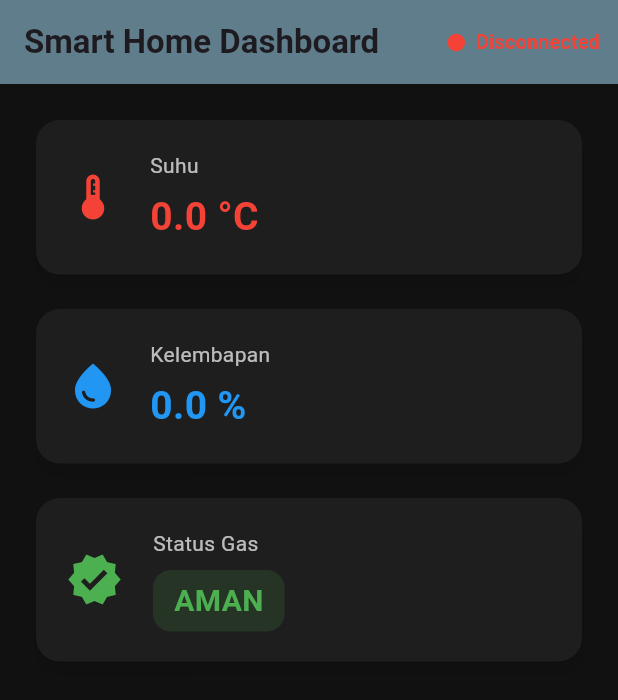
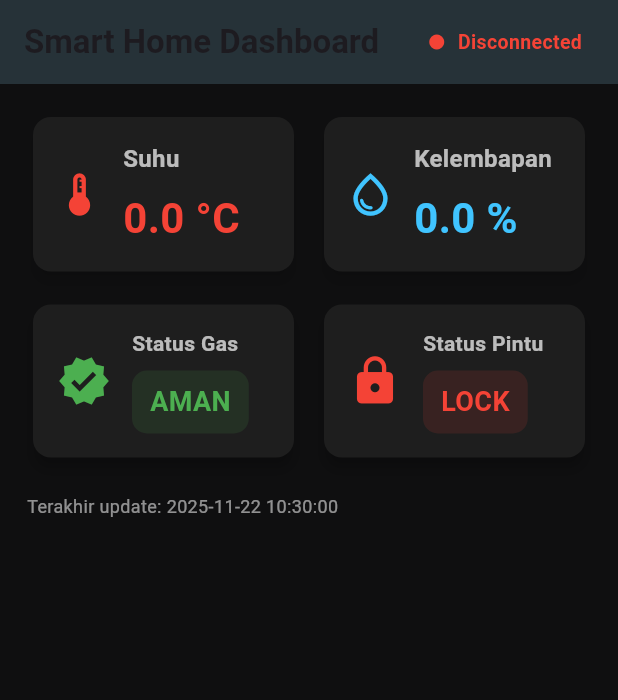
Before and after one commit to bayouKaslana/smart_home_app, a Flutter app: the screen it shows after launch, on a phone screen of 412 x 824 dp. Shown: the top 700 px of the screen. Run offline on Flutter 3.47's test engine with Material 3 defaults, Android fonts, the phone set to English and light mode, and no system bars; missing offline and left inert: mqtt_client.

Commit message:
Minor UI Addition

```diff
--- a/lib/pages/dashboard_page.dart
+++ b/lib/pages/dashboard_page.dart
@@ -12,7 +12,10 @@ class DashboardPage extends StatefulWidget {
 class _DashboardPageState extends State<DashboardPage> {
   final mqtt = MQTTService();
 
-  bool mqttConnected = false; // ⭐ Tambahan
+  bool mqttConnected = false;
+
+  // Tambahan: Status pintu
+  bool doorLocked = false; // nanti bisa di-update via MQTT
 
   SensorData data = SensorData(
     temperature: 0,
@@ -24,12 +27,10 @@ class _DashboardPageState extends State<DashboardPage> {
   void initState() {
     super.initState();
 
-    // Callback data sensor
     mqtt.onDataReceived = (newData) {
       setState(() => data = newData);
     };
 
-    // ⭐ Callback status koneksi MQTT
     mqtt.onConnectionChanged = (status) {
       setState(() => mqttConnected = status);
     };
@@ -37,6 +38,9 @@ class _DashboardPageState extends State<DashboardPage> {
     mqtt.connect();
   }
 
+  // =====================================================================
+  // CARD SENSOR (SUHU & KELEMBAPAN)
+  // =====================================================================
   Widget sensorCard({
     required IconData icon,
     required String title,
@@ -45,31 +49,48 @@ class _DashboardPageState extends State<DashboardPage> {
   }) {
     return Card(
       color: const Color(0xff1E1E1E),
-      shape: RoundedRectangleBorder(borderRadius: BorderRadius.circular(16)),
+      shape: RoundedRectangleBorder(borderRadius: BorderRadius.circular(12)),
       elevation: 4,
-      shadowColor: Colors.black45,
+      shadowColor: Colors.black54,
       child: Padding(
-        padding: const EdgeInsets.all(20),
+        padding: const EdgeInsets.symmetric(horizontal: 14, vertical: 16),
         child: Row(
           children: [
-            Icon(icon, color: color, size: 36),
-            const SizedBox(width: 20),
-            Column(
+            Icon(icon, color: color, size: 34),
+            const SizedBox(width: 12),
+
+            Expanded(
+              child: Column(
                 crossAxisAlignment: CrossAxisAlignment.start,
                 children: [
-                Text(title,
+                  FittedBox(
+                    fit: BoxFit.scaleDown,
+                    alignment: Alignment.centerLeft,
+                    child: Text(
+                      title,
                       style: const TextStyle(
-                        fontSize: 14, color: Colors.white70)),
-                const SizedBox(height: 6),
-                Text(
+                        fontSize: 16,
+                        color: Colors.white70,
+                        fontWeight: FontWeight.w600,
+                      ),
+                    ),
+                  ),
+                  const SizedBox(height: 8),
+
+                  FittedBox(
+                    fit: BoxFit.scaleDown,
+                    alignment: Alignment.centerLeft,
+                    child: Text(
                       value,
                       style: TextStyle(
-                    fontSize: 26,
+                        fontSize: 28,
                         color: color,
                         fontWeight: FontWeight.bold,
                       ),
                     ),
+                  ),
                 ],
+              ),
             ),
           ],
         ),
@@ -77,50 +98,55 @@ class _DashboardPageState extends State<DashboardPage> {
     );
   }
 
+  // =====================================================================
+  // CARD STATUS GAS
+  // =====================================================================
   Widget gasStatusCard() {
     final bool safe = data.gasDetected;
 
     return Card(
       color: const Color(0xff1E1E1E),
-      shape: RoundedRectangleBorder(borderRadius: BorderRadius.circular(16)),
+      shape: RoundedRectangleBorder(borderRadius: BorderRadius.circular(12)),
       elevation: 4,
-      shadowColor: Colors.black45,
       child: Padding(
-        padding: const EdgeInsets.all(20),
+        padding: const EdgeInsets.all(16),
         child: Row(
           children: [
             Icon(
-              safe ? Icons.verified : Icons.warning_rounded,
-              size: 38,
+              safe ? Icons.verified : Icons.warning_amber_rounded,
+              size: 36,
               color: safe ? Colors.green : Colors.red,
             ),
-            const SizedBox(width: 20),
-            Column(
+            const SizedBox(width: 14),
+
+            Expanded(
+              child: Column(
                 crossAxisAlignment: CrossAxisAlignment.start,
                 children: [
-                const Text("Status Gas",
-                    style: TextStyle(
-                        fontSize: 14, color: Colors.white70)),
+                  const Text(
+                    "Status Gas",
+                    style: TextStyle(fontSize: 14, color: Colors.white70, fontWeight: FontWeight.bold),
+                  ),
                   const SizedBox(height: 8),
                   Container(
-                  padding:
-                      const EdgeInsets.symmetric(horizontal: 14, vertical: 6),
+                    padding: const EdgeInsets.symmetric(horizontal: 12, vertical: 8),
                     decoration: BoxDecoration(
                       color: safe
-                        ? Colors.green.withOpacity(0.15)
-                        : Colors.red.withOpacity(0.15),
-                    borderRadius: BorderRadius.circular(12),
+                          ? Colors.green.withOpacity(0.12)
+                          : Colors.red.withOpacity(0.12),
+                      borderRadius: BorderRadius.circular(10),
                     ),
                     child: Text(
                       safe ? "AMAN" : "GAS TERDETEKSI",
                       style: TextStyle(
                         color: safe ? Colors.green : Colors.red,
-                      fontSize: 20,
+                        fontSize: 18,
                         fontWeight: FontWeight.bold,
                       ),
                     ),
                   ),
                 ],
+              ),
             ),
           ],
         ),
@@ -128,16 +154,74 @@ class _DashboardPageState extends State<DashboardPage> {
     );
   }
 
-  // ⭐ Widget indikator koneksi
+  // =====================================================================
+  // CARD STATUS PINTU
+  // =====================================================================
+  Widget doorStatusCard() {
+    final bool locked = doorLocked;
+
+    return Card(
+      color: const Color(0xff1E1E1E),
+      shape: RoundedRectangleBorder(borderRadius: BorderRadius.circular(12)),
+      elevation: 4,
+      child: Padding(
+        padding: const EdgeInsets.all(16),
+        child: Row(
+          children: [
+            Icon(
+              locked ? Icons.lock_open : Icons.lock,
+              size: 36,
+              color: locked ? Colors.green : Colors.red,
+            ),
+            const SizedBox(width: 14),
+
+            Expanded(
+              child: Column(
+                crossAxisAlignment: CrossAxisAlignment.start,
+                children: [
+                  const Text(
+                    "Status Pintu",
+                    style: TextStyle(fontSize: 14, color: Colors.white70, fontWeight: FontWeight.bold),
+                  ),
+                  const SizedBox(height: 8),
+                  Container(
+                    padding: const EdgeInsets.symmetric(horizontal: 12, vertical: 8),
+                    decoration: BoxDecoration(
+                      color: locked
+                          ? Colors.green.withOpacity(0.12)
+                          : Colors.red.withOpacity(0.12),
+                      borderRadius: BorderRadius.circular(10),
+                    ),
+                    child: Text(
+                      locked ? "OPEN" : "LOCK",
+                      style: TextStyle(
+                        color: locked ? Colors.green : Colors.red,
+                        fontSize: 18,
+                        fontWeight: FontWeight.bold,
+                      ),
+                    ),
+                  ),
+                ],
+              ),
+            ),
+          ],
+        ),
+      ),
+    );
+  }
+
+  // =====================================================================
+  // MQTT STATUS
+  // =====================================================================
   Widget mqttStatusIndicator() {
     return Row(
       children: [
         Icon(
           Icons.circle,
-          size: 14,
+          size: 12,
           color: mqttConnected ? Colors.green : Colors.red,
         ),
-        const SizedBox(width: 6),
+        const SizedBox(width: 8),
         Text(
           mqttConnected ? "Connected" : "Disconnected",
           style: TextStyle(
@@ -151,43 +235,80 @@ class _DashboardPageState extends State<DashboardPage> {
     );
   }
 
+  // =====================================================================
+  // BUILD UI
+  // =====================================================================
   @override
   Widget build(BuildContext context) {
+    final tempText = "${data.temperature.toStringAsFixed(1)} °C";
+    final humText = "${data.humidity.toStringAsFixed(1)} %";
+
     return Scaffold(
       appBar: AppBar(
         title: const Text(
           "Smart Home Dashboard",
           style: TextStyle(fontWeight: FontWeight.bold),
         ),
-        backgroundColor: Colors.blueGrey,
+        backgroundColor: Colors.blueGrey[900],
         elevation: 0,
         actions: [
-          mqttStatusIndicator(), // ⭐ dimasukkan ke AppBar
+          Padding(
+            padding: const EdgeInsets.symmetric(horizontal: 12),
+            child: mqttStatusIndicator(),
+          ),
+        ],
+      ),
+      backgroundColor: const Color(0xff0F0F10),
+      body: SafeArea(
+        child: SingleChildScrollView(
+          padding: const EdgeInsets.all(18),
+          child: Column(
+            children: [
+              // SUHU & KELEMBAPAN
+              Row(
+                children: [
+                  Expanded(
+                    child: sensorCard(
+                      icon: Icons.thermostat_outlined,
+                      title: "Suhu",
+                      value: tempText,
+                      color: Colors.red,
+                    ),
+                  ),
+                  const SizedBox(width: 12),
+                  Expanded(
+                    child: sensorCard(
+                      icon: Icons.water_drop_outlined,
+                      title: "Kelembapan",
+                      value: humText,
+                      color: Colors.lightBlueAccent,
+                    ),
+                  ),
                 ],
               ),
 
-      backgroundColor: const Color(0xff111111),
+              const SizedBox(height: 14),
 
-      body: Padding(
-        padding: const EdgeInsets.all(20),
-        child: Column(
+              // GAS + PINTU BERDAMPINGAN
+              Row(
                 children: [
-            sensorCard(
-              icon: Icons.thermostat,
-              title: "Suhu",
-              value: "${data.temperature.toStringAsFixed(1)} °C",
-              color: Colors.red,
+                  Expanded(child: gasStatusCard()),
+                  const SizedBox(width: 12),
+                  Expanded(child: doorStatusCard()),
+                ],
               ),
-            const SizedBox(height: 15),
-            sensorCard(
-              icon: Icons.water_drop,
-              title: "Kelembapan",
-              value: "${data.humidity.toStringAsFixed(1)} %",
-              color: Colors.blue,
+
+              const SizedBox(height: 20),
+
+              Align(
+                alignment: Alignment.centerLeft,
+                child: Text(
+                  "Terakhir update: ${DateTime.now().toLocal().toString().split('.').first}",
+                  style: const TextStyle(fontSize: 12, color: Colors.white54),
                 ),
-            const SizedBox(height: 15),
-            gasStatusCard(),
+              ),
             ],
+          ),
         ),
       ),
     );
```
Lines whose indentation alone changed are shown as unchanged.
